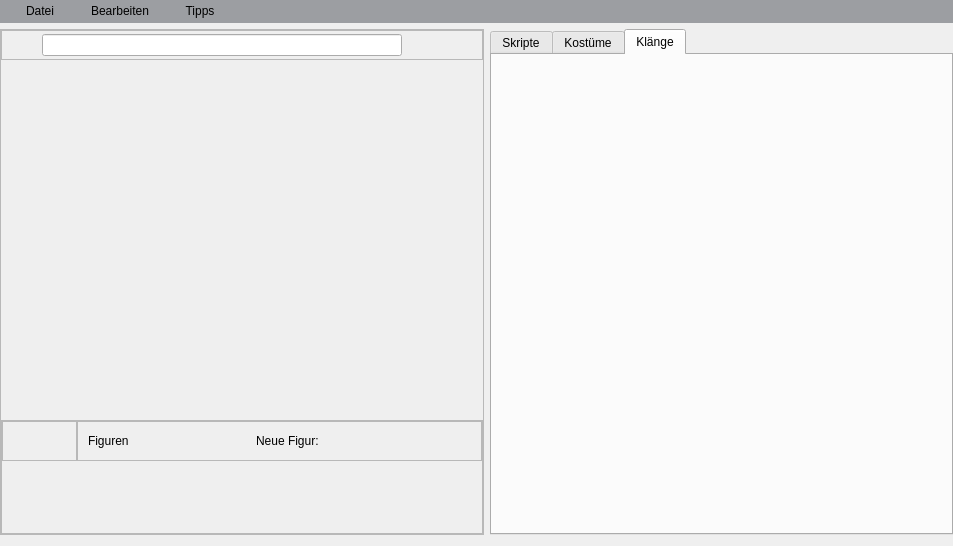
First picture: the form in GUI/mainwindow.ui, repository stes/it4kids, before the edit.
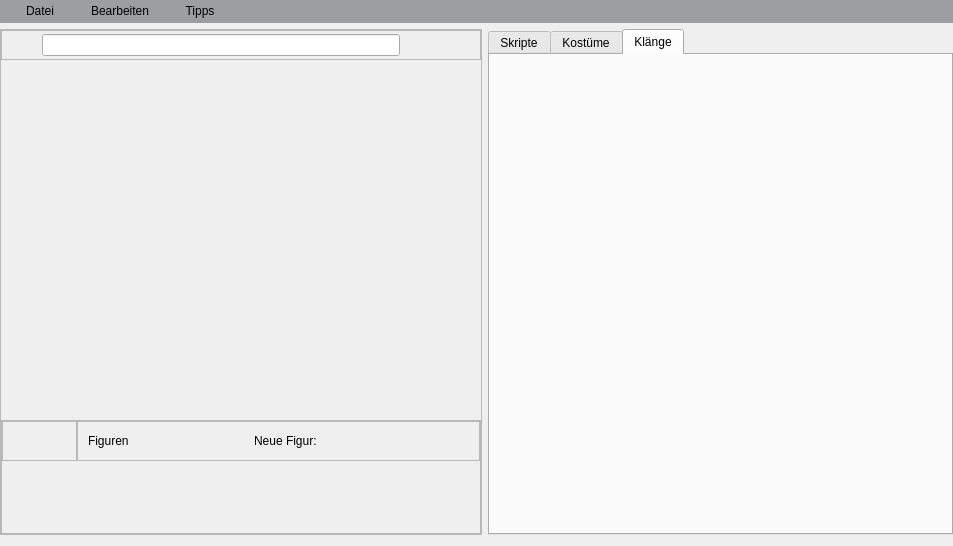
Second picture: the form after the edit. The open tabs and pages were chosen to show the change. Icons and pictures are not drawn. Custom widgets are drawn as their Qt base class.

What changed in the file:
```diff
--- a/GUI/mainwindow.ui
+++ b/GUI/mainwindow.ui
@@ -374,7 +374,7 @@
          </property>
          <property name="minimumSize">
           <size>
-           <width>482</width>
+           <width>480</width>
            <height>30</height>
           </size>
          </property>
@@ -459,7 +459,7 @@
          </property>
          <property name="minimumSize">
           <size>
-           <width>482</width>
+           <width>480</width>
            <height>360</height>
           </size>
          </property>
@@ -475,7 +475,7 @@
          </property>
          <property name="minimumSize">
           <size>
-           <width>482</width>
+           <width>480</width>
            <height>0</height>
           </size>
          </property>
```
Left out of the diff: 2 changed lines with no effect on the pictures.
